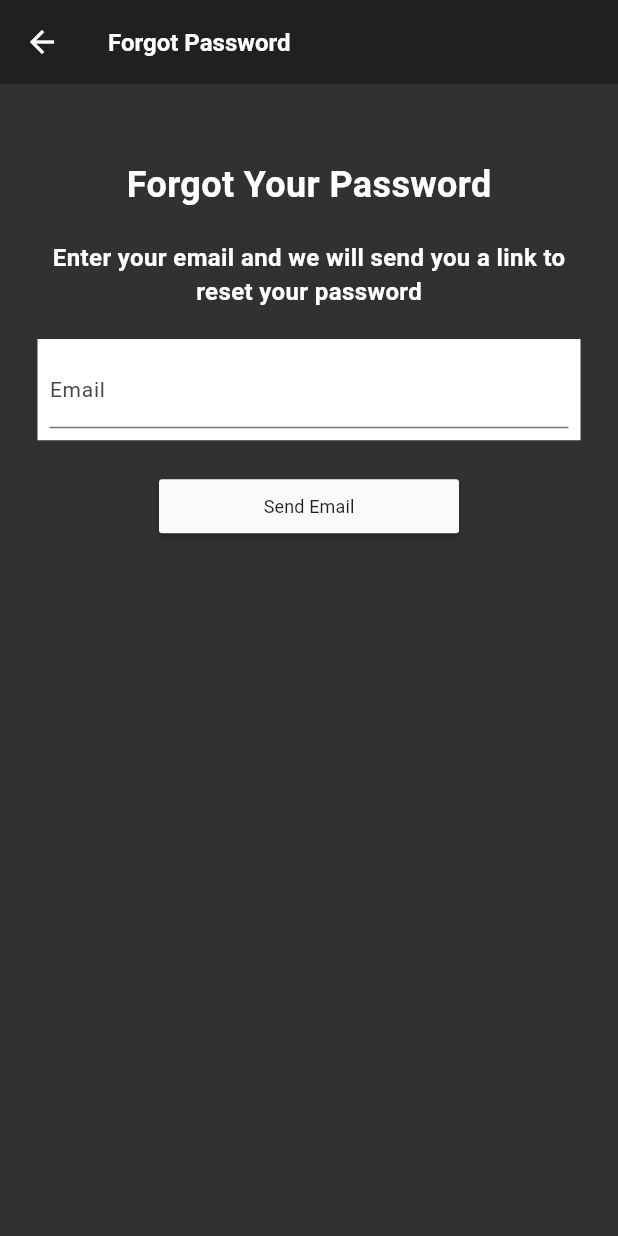
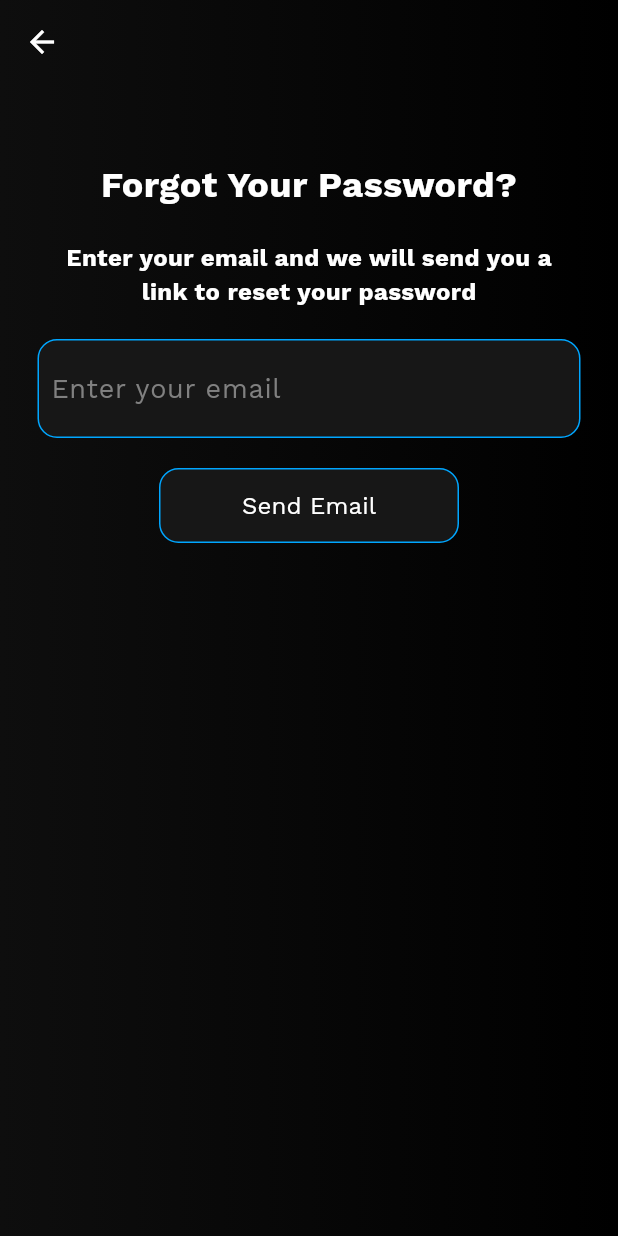
Before and after one commit to AryanRogye/Roll-Amigos, a Flutter app: the screen it shows after launch, after a tap on "Click Here", on a phone screen of 412 x 824 dp. Run offline on Flutter 3.47's test engine with Material 3 defaults, Android fonts, the phone set to English and light mode, and no system bars; our stand-ins replace cloud_firestore, firebase_auth, firebase_core, flutter_profile_picture, google_fonts, google_mobile_ads and 3 more; missing offline and left inert: tutorial_coach_mark; accounts and stored records are empty; Roboto replaces fonts that are missing (Poppins).

Commit message:
auth pages themes all done

```diff
--- a/lib/models/my_textfield.dart
+++ b/lib/models/my_textfield.dart
@@ -35,6 +35,7 @@ class _MyTextfieldState extends State<MyTextfield> {
             controller: widget.textfieldController,
             autocorrect: false,
             obscureText: widget.obscureText,
+            cursorColor: Colors.white,
             decoration: InputDecoration(
               suffixIcon: widget.isPassword
                   ? IconButton(
--- a/lib/pages/auth/forgot_pw.dart
+++ b/lib/pages/auth/forgot_pw.dart
@@ -1,4 +1,5 @@
 import 'package:dice_pt2/components/firebase/firebase_functions.dart';
+import 'package:dice_pt2/themes/const_themes.dart';
 import 'package:flutter/material.dart';
 
 class ForgotPw extends StatefulWidget {
@@ -13,25 +14,34 @@ class _ForgotPwState extends State<ForgotPw> {
   @override
   Widget build(BuildContext context) {
     return Scaffold(
+      extendBodyBehindAppBar: true,
       appBar: AppBar(
-        title: const Text('Forgot Password'),
+        title: const Text(""),
+        backgroundColor: Colors.transparent,
+        elevation: 0,
       ),
       body: showForgotPw(),
     );
   }
 
   showForgotPw() {
-    return Column(
+    return Container(
+      decoration: const BoxDecoration(
+        gradient: constThemes.linGrad,
+      ),
+      child: SafeArea(
+        child: Column(
           children: [
             const SizedBox(height: 50),
             Container(
               alignment: Alignment.center,
               width: double.infinity,
-          child: const Text(
-            "Forgot Your Password",
-            style: TextStyle(
-              fontSize: 24,
-              fontWeight: FontWeight.bold,
+              child: Text(
+                "Forgot Your Password?",
+                style: constThemes.getWorkSansFont(
+                  Colors.white,
+                  24,
+                  FontWeight.bold,
                 ),
               ),
             ),
@@ -39,33 +49,43 @@ class _ForgotPwState extends State<ForgotPw> {
             Container(
               alignment: Alignment.center,
               width: double.infinity,
-          child: const Text(
-            "Enter your email and we will send you a link to",
-            style: TextStyle(fontSize: 16, fontWeight: FontWeight.bold),
+              child: Text(
+                "Enter your email and we will send you a",
+                style: constThemes.getWorkSansFont(
+                  Colors.white,
+                  16,
+                  FontWeight.bold,
+                ),
               ),
             ),
             Container(
               alignment: Alignment.center,
               width: double.infinity,
-          child: const Text(
-            "reset your password",
-            style: TextStyle(fontSize: 16, fontWeight: FontWeight.bold),
+              child: Text(
+                "link to reset your password",
+                style: constThemes.getWorkSansFont(
+                  Colors.white,
+                  16,
+                  FontWeight.bold,
+                ),
               ),
             ),
             const SizedBox(height: 20),
             Padding(
               padding: const EdgeInsets.symmetric(horizontal: 25),
               child: Container(
-            color: Colors.white,
+                decoration: constThemes.myBoxDecoration,
                 child: Padding(
                   padding: const EdgeInsets.all(8.0),
                   child: TextField(
-                cursorColor: Colors.black,
+                    cursorColor: const Color.fromARGB(255, 255, 255, 255),
                     controller: _emailController,
-                style: const TextStyle(color: Colors.black),
-                decoration: const InputDecoration(
-                  labelText: 'Email',
+                    style: const TextStyle(
+                        color: Color.fromARGB(255, 255, 255, 255)),
+                    decoration: InputDecoration(
                       hintText: 'Enter your email',
+                      hintStyle: constThemes.hintTextTheme,
+                      border: InputBorder.none,
                     ),
                   ),
                 ),
@@ -73,16 +93,31 @@ class _ForgotPwState extends State<ForgotPw> {
             ),
             const SizedBox(height: 20),
             Container(
+              decoration: constThemes.myBoxDecoration,
               width: 200,
+              child: Expanded(
                 child: MaterialButton(
-            color: Colors.grey[50],
                   onPressed: () {
                     sendForgotPwEmail();
                   },
-            child: const Text("Send Email"),
+                  focusColor: Colors.transparent,
+                  hoverColor: Colors.transparent,
+                  highlightColor: Colors.transparent,
+                  splashColor: Colors.transparent,
+                  shape: RoundedRectangleBorder(
+                    borderRadius: BorderRadius.circular(18),
+                  ),
+                  child: Text(
+                    "Send Email",
+                    style: constThemes.getWorkSansFont(
+                        Colors.white, 16, FontWeight.normal),
+                  ),
+                ),
               ),
             )
           ],
+        ),
+      ),
     );
   }
 
--- a/lib/pages/view/dice_page.dart
+++ b/lib/pages/view/dice_page.dart
@@ -390,7 +390,7 @@ class DicePageScreen extends State<DicePage> {
                             numOfDice: value!,
                           );
                           setState(() {
-                            numOfDices = value!;
+                            numOfDices = value;
                             prefs.setInt('numOfDices', numOfDices);
                             updateDiceValues();
                           });
--- a/lib/pages/view/rolling_order.dart
+++ b/lib/pages/view/rolling_order.dart
@@ -1,5 +1,6 @@
+// ignore_for_file: must_be_immutable
+
 import 'package:dice_pt2/components/firebase/firebase_functions.dart';
-import 'package:dice_pt2/main.dart';
 import 'package:flutter/material.dart';
 
 class RollOrderPage extends StatefulWidget {
--- a/lib/pages/view/starting_page.dart
+++ b/lib/pages/view/starting_page.dart
@@ -7,7 +7,6 @@ import 'package:dice_pt2/models/start_room_entry.dart';
 import 'package:dice_pt2/pages/view/dice_page.dart';
 import 'package:flutter/material.dart';
 import 'package:flutter_profile_picture/flutter_profile_picture.dart';
-import 'package:provider/provider.dart';
 import 'package:shared_preferences/shared_preferences.dart';
 import 'package:tutorial_coach_mark/tutorial_coach_mark.dart';
 
```
Also changed, not shown: 1 other file. Lines whose indentation alone changed are shown as unchanged.
